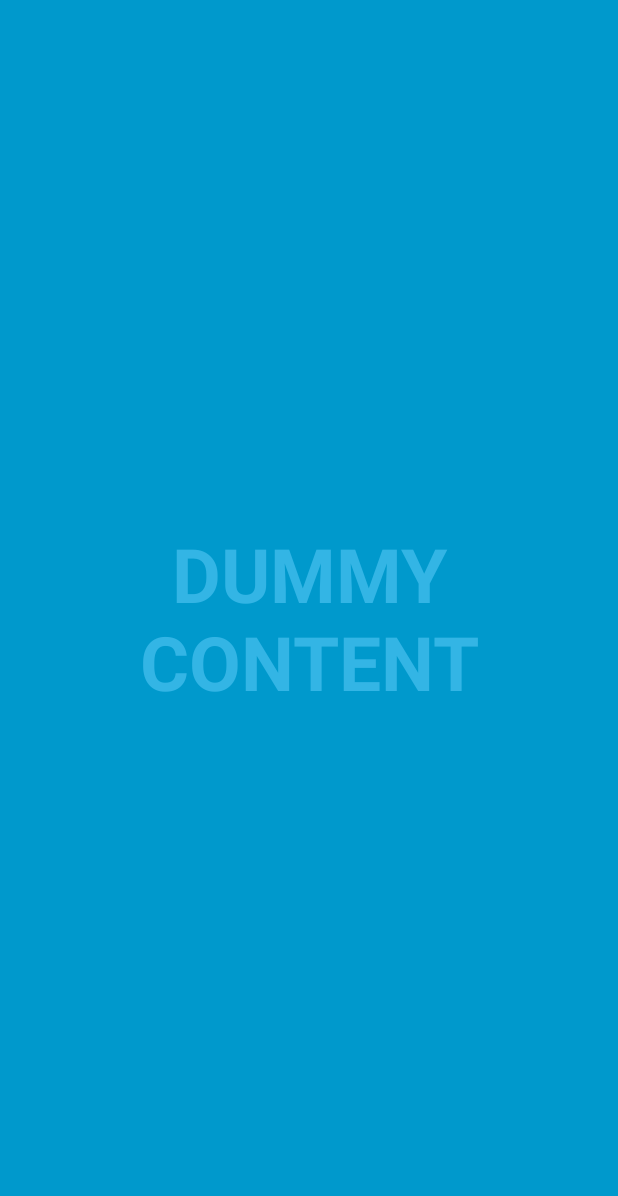
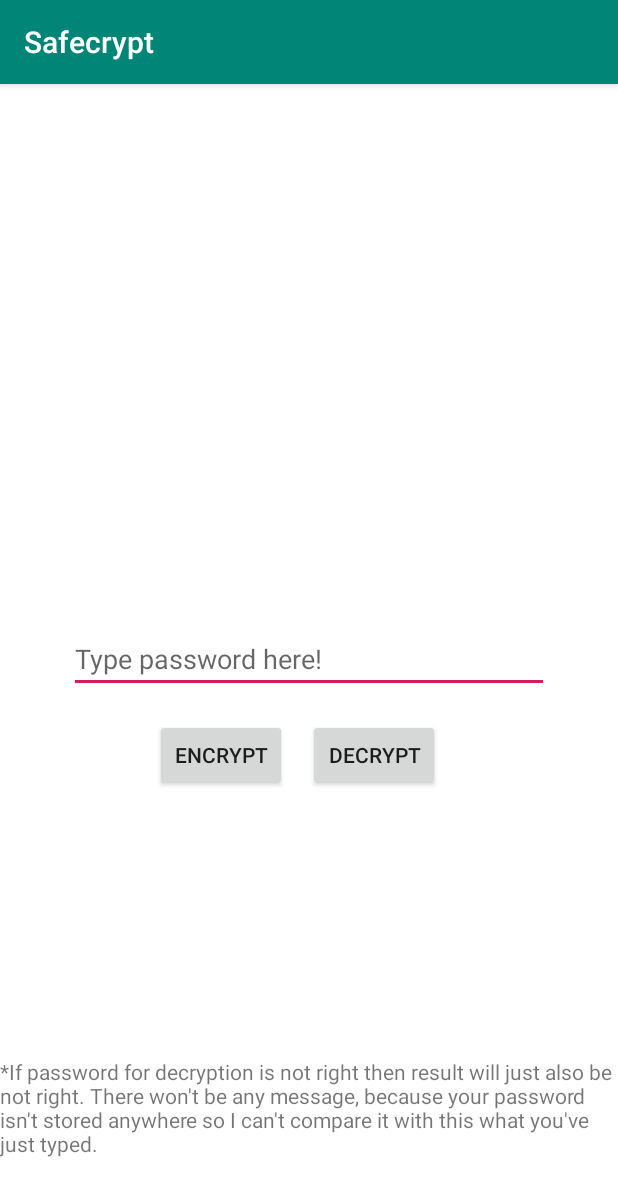
Before and after one commit to ikcilrep/safecrypt, an Android app: the screen it shows after launch (FullscreenActivity before the commit, MainActivity after it), on a phone screen of 412 x 824 dp. Shown: the top 1196 px of the screen. Run offline under Robolectric (Android 15) with nearby library versions, the phone set to English and light mode, and no system bars.

Commit message:
Add layout

```diff
--- a/app/build.gradle
+++ b/app/build.gradle
@@ -25,12 +25,14 @@ android {
 
 dependencies {
     implementation fileTree(dir: 'libs', include: ['*.jar'])
-    implementation"org.jetbrains.kotlin:kotlin-stdlib-jdk7:$kotlin_version"
+    implementation "org.jetbrains.kotlin:kotlin-stdlib-jdk7:$kotlin_version"
     implementation 'androidx.appcompat:appcompat:1.1.0'
     implementation 'androidx.core:core-ktx:1.1.0'
     implementation 'androidx.legacy:legacy-support-v4:1.0.0'
     implementation 'org.bouncycastle:bcprov-jdk15on:1.64'
+    implementation 'androidx.constraintlayout:constraintlayout:1.1.3'
     testImplementation 'junit:junit:4.12'
     androidTestImplementation 'androidx.test.ext:junit:1.1.1'
     androidTestImplementation 'androidx.test.espresso:espresso-core:3.2.0'
+    implementation 'com.google.android.material:material:1.0.0'
 }
--- a/app/src/main/java/com/example/safecrypt/FullscreenActivity.kt
+++ /dev/null
@@ -1,133 +0,0 @@
-package com.example.safecrypt
-
-import androidx.appcompat.app.AppCompatActivity
-import android.os.Bundle
-import android.os.Handler
-import android.view.View
-import kotlinx.android.synthetic.main.activity_fullscreen.*
-
-/**
- * An example full-screen activity that shows and hides the system UI (i.e.
- * status bar and navigation/system bar) with user interaction.
- */
-class FullscreenActivity : AppCompatActivity() {
-    private val mHideHandler = Handler()
-    private val mHidePart2Runnable = Runnable {
-        // Delayed removal of status and navigation bar
-
-        // Note that some of these constants are new as of API 16 (Jelly Bean)
-        // and API 19 (KitKat). It is safe to use them, as they are inlined
-        // at compile-time and do nothing on earlier devices.
-        fullscreen_content.systemUiVisibility =
-                View.SYSTEM_UI_FLAG_LOW_PROFILE or
-                View.SYSTEM_UI_FLAG_FULLSCREEN or
-                View.SYSTEM_UI_FLAG_LAYOUT_STABLE or
-                View.SYSTEM_UI_FLAG_IMMERSIVE_STICKY or
-                View.SYSTEM_UI_FLAG_LAYOUT_HIDE_NAVIGATION or
-                View.SYSTEM_UI_FLAG_HIDE_NAVIGATION
-    }
-    private val mShowPart2Runnable = Runnable {
-        // Delayed display of UI elements
-        supportActionBar?.show()
-        fullscreen_content_controls.visibility = View.VISIBLE
-    }
-    private var mVisible: Boolean = false
-    private val mHideRunnable = Runnable { hide() }
-    /**
-     * Touch listener to use for in-layout UI controls to delay hiding the
-     * system UI. This is to prevent the jarring behavior of controls going away
-     * while interacting with activity UI.
-     */
-    private val mDelayHideTouchListener = View.OnTouchListener { _, _ ->
-        if (AUTO_HIDE) {
-            delayedHide(AUTO_HIDE_DELAY_MILLIS)
-        }
-        false
-    }
-
-    override fun onCreate(savedInstanceState: Bundle?) {
-        super.onCreate(savedInstanceState)
-
-        setContentView(R.layout.activity_fullscreen)
-        supportActionBar?.setDisplayHomeAsUpEnabled(true)
-
-        mVisible = true
-
-        // Set up the user interaction to manually show or hide the system UI.
-        fullscreen_content.setOnClickListener { toggle() }
-
-        // Upon interacting with UI controls, delay any scheduled hide()
-        // operations to prevent the jarring behavior of controls going away
-        // while interacting with the UI.
-        dummy_button.setOnTouchListener(mDelayHideTouchListener)
-    }
-
-    override fun onPostCreate(savedInstanceState: Bundle?) {
-        super.onPostCreate(savedInstanceState)
-
-        // Trigger the initial hide() shortly after the activity has been
-        // created, to briefly hint to the user that UI controls
-        // are available.
-        delayedHide(100)
-    }
-
-    private fun toggle() {
-        if (mVisible) {
-            hide()
-        } else {
-            show()
-        }
-    }
-
-    private fun hide() {
-        // Hide UI first
-        supportActionBar?.hide()
-        fullscreen_content_controls.visibility = View.GONE
-        mVisible = false
-
-        // Schedule a runnable to remove the status and navigation bar after a delay
-        mHideHandler.removeCallbacks(mShowPart2Runnable)
-        mHideHandler.postDelayed(mHidePart2Runnable, UI_ANIMATION_DELAY.toLong())
-    }
-
-    private fun show() {
-        // Show the system bar
-        fullscreen_content.systemUiVisibility =
-                View.SYSTEM_UI_FLAG_LAYOUT_FULLSCREEN or
-                        View.SYSTEM_UI_FLAG_LAYOUT_HIDE_NAVIGATION
-        mVisible = true
-
-        // Schedule a runnable to display UI elements after a delay
-        mHideHandler.removeCallbacks(mHidePart2Runnable)
-        mHideHandler.postDelayed(mShowPart2Runnable, UI_ANIMATION_DELAY.toLong())
-    }
-
-    /**
-     * Schedules a call to hide() in [delayMillis], canceling any
-     * previously scheduled calls.
-     */
-    private fun delayedHide(delayMillis: Int) {
-        mHideHandler.removeCallbacks(mHideRunnable)
-        mHideHandler.postDelayed(mHideRunnable, delayMillis.toLong())
-    }
-
-    companion object {
-        /**
-         * Whether or not the system UI should be auto-hidden after
-         * [AUTO_HIDE_DELAY_MILLIS] milliseconds.
-         */
-        private val AUTO_HIDE = true
-
-        /**
-         * If [AUTO_HIDE] is set, the number of milliseconds to wait after
-         * user interaction before hiding the system UI.
-         */
-        private val AUTO_HIDE_DELAY_MILLIS = 3000
-
-        /**
-         * Some older devices needs a small delay between UI widget updates
-         * and a change of the status and navigation bar.
-         */
-        private val UI_ANIMATION_DELAY = 300
-    }
-}
--- /dev/null
+++ b/app/src/main/java/com/example/safecrypt/MainActivity.kt
@@ -0,0 +1,12 @@
+package com.example.safecrypt
+
+import androidx.appcompat.app.AppCompatActivity
+import android.os.Bundle
+
+class MainActivity : AppCompatActivity() {
+
+    override fun onCreate(savedInstanceState: Bundle?) {
+        super.onCreate(savedInstanceState)
+        setContentView(R.layout.activity_main)
+    }
+}
--- /dev/null
+++ b/app/src/main/res/layout-v26/activity_main.xml
@@ -0,0 +1,57 @@
+<?xml version="1.0" encoding="utf-8"?>
+<androidx.constraintlayout.widget.ConstraintLayout xmlns:android="http://schemas.android.com/apk/res/android"
+    xmlns:app="http://schemas.android.com/apk/res-auto"
+    xmlns:tools="http://schemas.android.com/tools"
+    android:id="@+id/constraintLayout"
+    android:layout_width="match_parent"
+    android:layout_height="match_parent"
+    android:background="#FFFFFF"
+    tools:context=".MainActivity">
+
+    <Button
+        android:id="@+id/button4"
+        android:layout_width="wrap_content"
+        android:layout_height="wrap_content"
+        android:text="@string/encrypt"
+        app:layout_constraintBottom_toBottomOf="parent"
+        app:layout_constraintEnd_toEndOf="parent"
+        app:layout_constraintHorizontal_bias="0.318"
+        app:layout_constraintStart_toStartOf="parent"
+        app:layout_constraintTop_toTopOf="parent"
+        app:layout_constraintVertical_bias="0.588" />
+
+    <Button
+        android:id="@+id/button5"
+        android:layout_width="wrap_content"
+        android:layout_height="wrap_content"
+        android:text="@string/decrypt"
+        app:layout_constraintBottom_toBottomOf="parent"
+        app:layout_constraintEnd_toEndOf="parent"
+        app:layout_constraintHorizontal_bias="0.634"
+        app:layout_constraintStart_toStartOf="parent"
+        app:layout_constraintTop_toTopOf="parent"
+        app:layout_constraintVertical_bias="0.588" />
+
+    <EditText
+        android:id="@+id/editText2"
+        android:layout_width="320dp"
+        android:layout_height="43dp"
+        android:autofillHints=""
+        android:ems="10"
+        android:hint="@string/type_password_here"
+        android:inputType="textPassword"
+        app:layout_constraintBottom_toBottomOf="parent"
+        app:layout_constraintEnd_toEndOf="parent"
+        app:layout_constraintStart_toStartOf="parent"
+        app:layout_constraintTop_toTopOf="parent" />
+
+    <TextView
+        android:id="@+id/textView"
+        android:layout_width="wrap_content"
+        android:layout_height="wrap_content"
+        android:layout_marginBottom="52dp"
+        android:text="*If password for decryption is not right then result will just also be not right. There won't be any message, because your password isn't stored anywhere so I can't compare it with this what you've just typed."
+        app:layout_constraintBottom_toBottomOf="parent"
+        app:layout_constraintStart_toStartOf="parent" />
+
+</androidx.constraintlayout.widget.ConstraintLayout>
--- a/app/src/main/res/layout/activity_fullscreen.xml
+++ /dev/null
@@ -1,47 +0,0 @@
-<?xml version="1.0" encoding="utf-8"?>
-<FrameLayout xmlns:android="http://schemas.android.com/apk/res/android"
-    xmlns:tools="http://schemas.android.com/tools"
-    android:layout_width="match_parent"
-    android:layout_height="match_parent"
-    android:background="#0099cc"
-    tools:context=".FullscreenActivity">
-
-    <!-- The primary full-screen view. This can be replaced with whatever view
-         is needed to present your content, e.g. VideoView, SurfaceView,
-         TextureView, etc. -->
-    <TextView android:id="@+id/fullscreen_content"
-        android:layout_width="match_parent"
-        android:layout_height="match_parent"
-        android:keepScreenOn="true"
-        android:textColor="#33b5e5"
-        android:textStyle="bold"
-        android:textSize="50sp"
-        android:gravity="center"
-        android:text="@string/dummy_content" />
-
-    <!-- This FrameLayout insets its children based on system windows using
-         android:fitsSystemWindows. -->
-    <FrameLayout android:layout_width="match_parent"
-        android:layout_height="match_parent"
-        android:fitsSystemWindows="true">
-
-        <LinearLayout android:id="@+id/fullscreen_content_controls"
-            style="?metaButtonBarStyle"
-            android:layout_width="match_parent"
-            android:layout_height="wrap_content"
-            android:layout_gravity="bottom|center_horizontal"
-            android:background="@color/black_overlay"
-            android:orientation="horizontal"
-            tools:ignore="UselessParent">
-
-            <Button android:id="@+id/dummy_button"
-                style="?metaButtonBarButtonStyle"
-                android:layout_width="0dp"
-                android:layout_height="wrap_content"
-                android:layout_weight="1"
-                android:text="@string/dummy_button" />
-
-        </LinearLayout>
-    </FrameLayout>
-
-</FrameLayout>
--- /dev/null
+++ b/app/src/main/res/layout/activity_main.xml
@@ -0,0 +1,48 @@
+<?xml version="1.0" encoding="utf-8"?>
+<androidx.constraintlayout.widget.ConstraintLayout xmlns:android="http://schemas.android.com/apk/res/android"
+    xmlns:app="http://schemas.android.com/apk/res-auto"
+    xmlns:tools="http://schemas.android.com/tools"
+    android:id="@+id/constraintLayout"
+    android:layout_width="match_parent"
+    android:layout_height="match_parent"
+    android:background="#FFFFFF"
+    tools:context=".MainActivity">
+
+    <Button
+        android:id="@+id/button4"
+        android:layout_width="wrap_content"
+        android:layout_height="wrap_content"
+        android:text="@string/encrypt"
+        app:layout_constraintBottom_toBottomOf="parent"
+        app:layout_constraintEnd_toEndOf="parent"
+        app:layout_constraintHorizontal_bias="0.362"
+        app:layout_constraintStart_toStartOf="parent"
+        app:layout_constraintTop_toTopOf="parent"
+        app:layout_constraintVertical_bias="0.588" />
+
+    <Button
+        android:id="@+id/button5"
+        android:layout_width="wrap_content"
+        android:layout_height="wrap_content"
+        android:text="@string/decrypt"
+        app:layout_constraintBottom_toBottomOf="parent"
+        app:layout_constraintEnd_toEndOf="parent"
+        app:layout_constraintHorizontal_bias="0.634"
+        app:layout_constraintStart_toStartOf="parent"
+        app:layout_constraintTop_toTopOf="parent"
+        app:layout_constraintVertical_bias="0.588" />
+
+    <EditText
+        android:id="@+id/editText2"
+        android:layout_width="320dp"
+        android:layout_height="43dp"
+        android:ems="10"
+        android:hint="@string/password"
+        android:inputType="textPassword"
+        app:layout_constraintBottom_toBottomOf="parent"
+        app:layout_constraintEnd_toEndOf="parent"
+        app:layout_constraintStart_toStartOf="parent"
+        app:layout_constraintTop_toTopOf="parent"
+        android:autofillHints="" />
+
+</androidx.constraintlayout.widget.ConstraintLayout>
--- a/app/src/main/res/values/colors.xml
+++ b/app/src/main/res/values/colors.xml
@@ -3,6 +3,5 @@
     <color name="colorPrimary">#008577</color>
     <color name="colorPrimaryDark">#00574B</color>
     <color name="colorAccent">#D81B60</color>
-
     <color name="black_overlay">#66000000</color>
 </resources>
--- /dev/null
+++ b/app/src/main/res/values/dimens.xml
@@ -0,0 +1,3 @@
+<resources>
+    <dimen name="fab_margin">16dp</dimen>
+</resources>
--- a/app/src/main/res/values/strings.xml
+++ b/app/src/main/res/values/strings.xml
@@ -3,4 +3,10 @@
 
     <string name="dummy_button">Dummy Button</string>
     <string name="dummy_content">DUMMY\nCONTENT</string>
+    <string name="encrypt">Encrypt</string>
+    <string name="decrypt">Decrypt</string>
+    <string name="title_activity_password_type">password_type</string>
+    <string name="password">password</string>
+    <string name="enter">Enter</string>
+    <string name="type_password_here">Type password here!</string>
 </resources>
--- a/app/src/main/res/values/styles.xml
+++ b/app/src/main/res/values/styles.xml
@@ -20,4 +20,13 @@
         <item name="android:background">@color/black_overlay</item>
     </style>
 
+    <style name="AppTheme.NoActionBar">
+        <item name="windowActionBar">false</item>
+        <item name="windowNoTitle">true</item>
+    </style>
+
+    <style name="AppTheme.AppBarOverlay" parent="ThemeOverlay.AppCompat.Dark.ActionBar" />
+
+    <style name="AppTheme.PopupOverlay" parent="ThemeOverlay.AppCompat.Light" />
+
 </resources>
```
Also changed, not shown: app/src/main/AndroidManifest.xml (+11 -4 lines).
